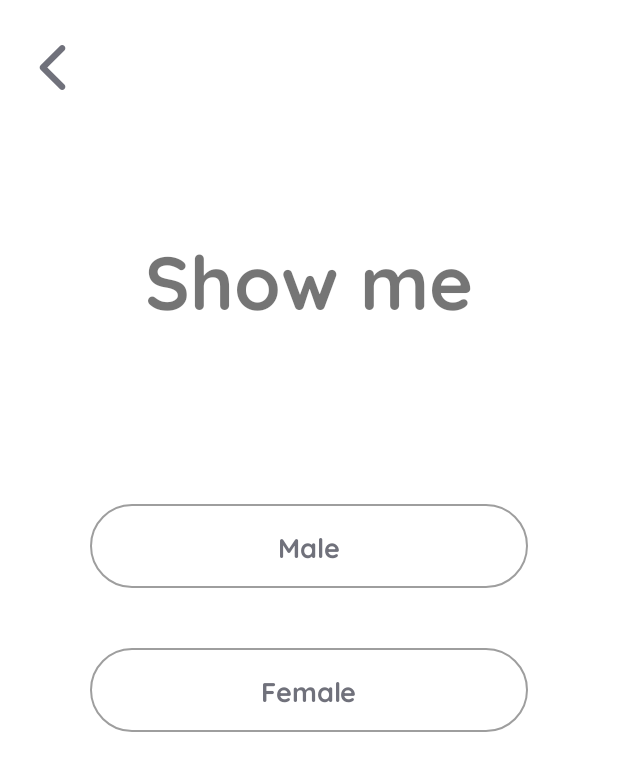
After one commit to kevin-condezo/dating-app, an Android app: the layout activity_gender_select.xml on its own in the app's theme, with its tools: preview values and no code run, on a phone screen of 412 x 824 dp. The commit adds this screen. Shown: the top 771 px of the screen. Run offline under Robolectric (Android 15) with nearby library versions, the light colour scheme and no system bars.

Commit message:
New layout

```diff
--- a/app/src/main/AndroidManifest.xml
+++ b/app/src/main/AndroidManifest.xml
@@ -15,6 +15,9 @@
         android:supportsRtl="true"
         android:theme="@style/Theme.DatingApp"
         tools:targetApi="31">
+        <activity
+            android:name=".GenderSelect"
+            android:exported="false" />
         <activity
             android:name=".SettingsActivity"
             android:exported="false" />
--- a/app/src/main/java/com/saramambiches/datingapp/PrincipalPage.java
+++ b/app/src/main/java/com/saramambiches/datingapp/PrincipalPage.java
@@ -310,4 +310,6 @@ public class PrincipalPage extends AppCompatActivity {
             }
         });
     }
+
+
 }
--- a/app/src/main/res/drawable/button_unchecked.xml
+++ b/app/src/main/res/drawable/button_unchecked.xml
@@ -2,6 +2,6 @@
 <shape xmlns:android="http://schemas.android.com/apk/res/android"
     android:shape="rectangle">
     <solid android:color="#00000000"/>
-    <corners android:radius="5dp"/>
+    <corners android:radius="50dp"/>
     <stroke android:width="1dp" android:color="#9e9e9e"/>
 </shape>
--- /dev/null
+++ b/app/src/main/res/layout/activity_gender_select.xml
@@ -0,0 +1,71 @@
+<?xml version="1.0" encoding="utf-8"?>
+<RelativeLayout xmlns:android="http://schemas.android.com/apk/res/android"
+    xmlns:app="http://schemas.android.com/apk/res-auto"
+    xmlns:tools="http://schemas.android.com/tools"
+    android:layout_width="match_parent"
+    android:layout_height="match_parent"
+    tools:context=".register.GenderSelect">
+    <ImageView
+        android:id="@+id/afs"
+        android:layout_width="30dp"
+        android:layout_height="30dp"
+        android:layout_alignParentTop="true"
+        android:layout_alignParentStart="true"
+        android:layout_marginStart="20dp"
+        android:layout_marginTop="30dp"
+        android:src="@drawable/ic_back"
+        app:tint="@color/colorTextGray"/>
+    <TextView
+        android:id="@+id/title"
+        android:layout_width="wrap_content"
+        android:layout_height="wrap_content"
+        android:layout_alignParentStart="true"
+        android:layout_alignParentEnd="true"
+        android:layout_alignParentTop="true"
+        android:layout_marginTop="150dp"
+        android:text="Show me"
+        android:textSize="50sp"
+        android:fontFamily="@font/quicksand_bold"
+        android:gravity="center"/>
+
+    <RadioGroup
+        android:id="@+id/radioGroup"
+        android:layout_width="wrap_content"
+        android:layout_height="wrap_content"
+        android:layout_alignParentStart="true"
+        android:layout_alignParentTop="true"
+        android:layout_alignParentEnd="true"
+        android:layout_alignParentBottom="true"
+        android:gravity="center"
+        android:orientation="vertical"
+        android:paddingHorizontal="60dp">
+
+        <RadioButton
+            android:id="@+id/maleId"
+            android:layout_width="match_parent"
+            android:layout_height="wrap_content"
+            android:layout_marginVertical="20dp"
+            android:background="@drawable/button_selector"
+            android:button="@drawable/button_transparent"
+            android:fontFamily="@font/quicksand_bold"
+            android:padding="15dp"
+            android:text="@string/male"
+            android:textAlignment="center"
+            android:textColor="@color/color_selector"
+            android:textSize="18sp" />
+
+        <RadioButton
+            android:id="@+id/femaleId"
+            android:layout_width="match_parent"
+            android:layout_height="wrap_content"
+            android:layout_marginVertical="20dp"
+            android:background="@drawable/button_selector"
+            android:button="@drawable/button_transparent"
+            android:fontFamily="@font/quicksand_bold"
+            android:padding="15dp"
+            android:text="@string/female"
+            android:textAlignment="center"
+            android:textColor="@color/color_selector"
+            android:textSize="18sp" />
+    </RadioGroup>
+</RelativeLayout>
```
Also changed, not shown: app/src/main/java/com/saramambiches/datingapp/register/GenderSelect.java (added, +16 -0 lines), app/src/main/res/drawable/ic_back.xml (+4 -13 lines), app/src/main/res/layout/activity_principal_page.xml (+57 -0 lines), app/src/main/res/layout/activity_profile.xml (+6 -4 lines).
